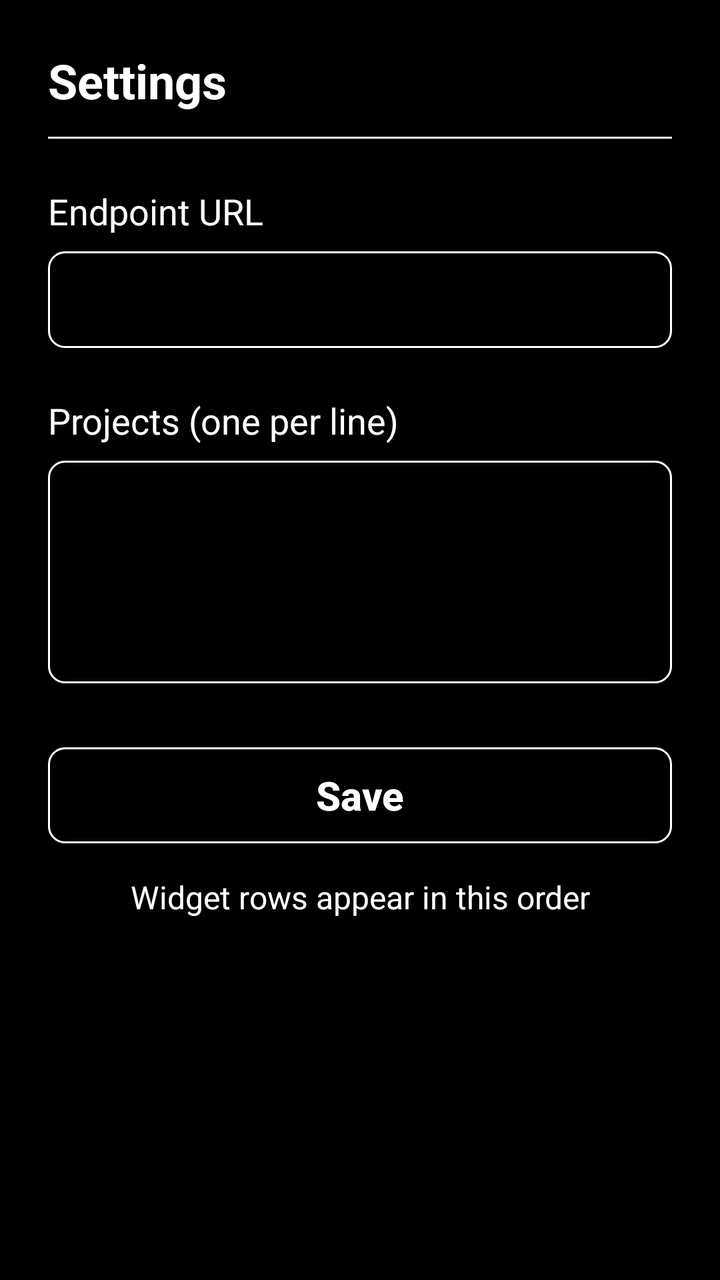
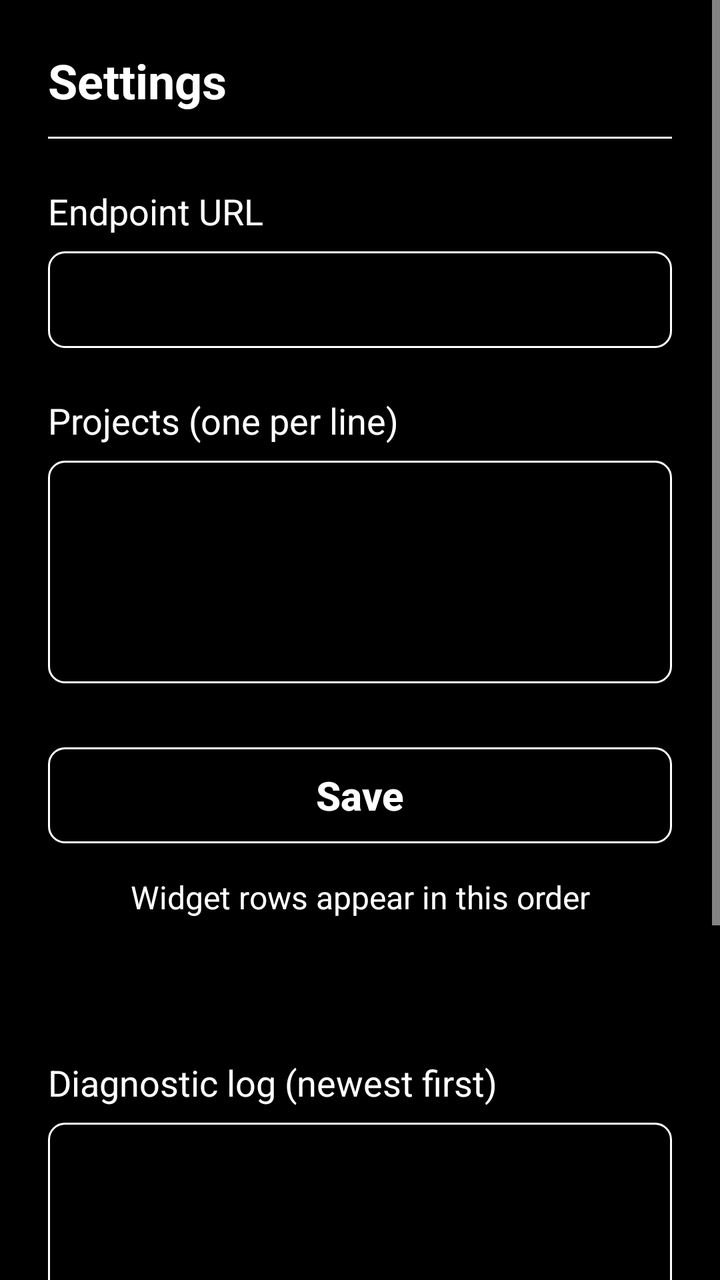

Compare the two renders of this Android layout. The source of the first and the diff that turns it into the second are given below.
<!-- AndroidManifest.xml: application theme Theme.TimeTrackingRadio -->
<!-- res/layout/activity_settings.xml -->
<?xml version="1.0" encoding="utf-8"?>
<ScrollView xmlns:android="http://schemas.android.com/apk/res/android"
    android:layout_width="match_parent"
    android:layout_height="match_parent"
    android:background="@color/black"
    android:fillViewport="true">

    <LinearLayout
        android:layout_width="match_parent"
        android:layout_height="wrap_content"
        android:orientation="vertical"
        android:padding="24dp">

        <TextView
            android:layout_width="wrap_content"
            android:layout_height="wrap_content"
            android:text="@string/settings_title"
            android:textColor="@color/white"
            android:textSize="24sp"
            android:textStyle="bold" />

        <View
            android:layout_width="match_parent"
            android:layout_height="1dp"
            android:layout_marginBottom="24dp"
            android:layout_marginTop="12dp"
            android:background="@color/white" />

        <TextView
            android:id="@+id/endpoint_label"
            android:layout_width="wrap_content"
            android:layout_height="wrap_content"
            android:labelFor="@id/endpoint_input"
            android:text="@string/endpoint_label"
            android:textColor="@color/white"
            android:textSize="18sp" />

        <EditText
            android:id="@+id/endpoint_input"
            android:layout_width="match_parent"
            android:layout_height="wrap_content"
            android:layout_marginTop="8dp"
            android:background="@drawable/input_frame"
            android:importantForAutofill="no"
            android:inputType="textUri"
            android:padding="12dp"
            android:singleLine="true"
            android:textColor="@color/white" />

        <TextView
            android:id="@+id/projects_label"
            android:layout_width="wrap_content"
            android:layout_height="wrap_content"
            android:labelFor="@id/projects_input"
            android:layout_marginTop="24dp"
            android:text="@string/projects_label"
            android:textColor="@color/white"
            android:textSize="18sp" />

        <EditText
            android:id="@+id/projects_input"
            android:layout_width="match_parent"
            android:layout_height="wrap_content"
            android:layout_marginTop="8dp"
            android:background="@drawable/input_frame"
            android:gravity="top"
            android:importantForAutofill="no"
            android:inputType="textMultiLine"
            android:minLines="4"
            android:padding="12dp"
            android:textColor="@color/white" />

        <Button
            android:id="@+id/save_button"
            android:layout_width="match_parent"
            android:layout_height="wrap_content"
            android:layout_marginTop="32dp"
            android:background="@drawable/input_frame"
            android:text="@string/save"
            android:textAllCaps="false"
            android:textColor="@color/white"
            android:textSize="20sp"
            android:textStyle="bold" />

        <TextView
            android:layout_width="match_parent"
            android:layout_height="wrap_content"
            android:layout_marginTop="16dp"
            android:gravity="center"
            android:text="@string/settings_helper"
            android:textColor="@color/white"
            android:textSize="16sp" />
    </LinearLayout>
</ScrollView>
<!-- resources referenced by this layout -->
<resources>
  <color name="black">#000000</color>
  <color name="white">#FFFFFF</color>
  <!-- drawable input_frame (drawable) -->
  <?xml version="1.0" encoding="utf-8"?>
  <shape xmlns:android="http://schemas.android.com/apk/res/android" android:shape="rectangle">
      <solid android:color="@color/black" />
      <stroke android:width="1dp" android:color="@color/white" />
      <corners android:radius="8dp" />
  </shape>
  <string name="endpoint_label">Endpoint URL</string>
  <string name="projects_label">Projects (one per line)</string>
  <string name="save">Save</string>
  <string name="settings_helper">Widget rows appear in this order</string>
  <string name="settings_title">Settings</string>
  <style name="Theme.TimeTrackingRadio" parent="android:Theme.Material.NoActionBar">
          <item name="android:colorPrimary">@color/black</item>
          <item name="android:colorPrimaryDark">@color/black</item>
          <item name="android:colorAccent">@color/white</item>
          <item name="android:statusBarColor">@color/black</item>
          <item name="android:navigationBarColor">@color/black</item>
          <item name="android:textColorPrimary">@color/white</item>
          <item name="android:textColorSecondary">@color/white</item>
          <item name="android:textColorHint">@color/white</item>
          <item name="android:colorControlNormal">@color/white</item>
          <item name="android:colorControlActivated">@color/white</item>
          <item name="android:colorControlHighlight">@color/black</item>
      </style>
</resources>

<!-- the commit's change to res/layout/activity_settings.xml (unified diff, before → after) -->
@@ -90,5 +90,46 @@
             android:text="@string/settings_helper"
             android:textColor="@color/white"
             android:textSize="16sp" />
+
+        <TextView
+            android:id="@+id/connection_status"
+            android:layout_width="match_parent"
+            android:layout_height="wrap_content"
+            android:layout_marginTop="24dp"
+            android:textColor="@color/white"
+            android:textSize="16sp" />
+
+        <TextView
+            android:layout_width="wrap_content"
+            android:layout_height="wrap_content"
+            android:layout_marginTop="24dp"
+            android:text="@string/log_title"
+            android:textColor="@color/white"
+            android:textSize="18sp" />
+
+        <TextView
+            android:id="@+id/log_text"
+            android:layout_width="match_parent"
+            android:layout_height="240dp"
+            android:layout_marginTop="8dp"
+            android:background="@drawable/input_frame"
+            android:fontFamily="monospace"
+            android:padding="12dp"
+            android:scrollbars="vertical"
+            android:textColor="@color/white"
+            android:textIsSelectable="true"
+            android:textSize="12sp" />
+
+        <Button
+            android:id="@+id/copy_log_button"
+            android:layout_width="match_parent"
+            android:layout_height="wrap_content"
+            android:layout_marginTop="12dp"
+            android:background="@drawable/input_frame"
+            android:text="@string/copy_log"
+            android:textAllCaps="false"
+            android:textColor="@color/white"
+            android:textSize="16sp"
+            android:textStyle="bold" />
     </LinearLayout>
 </ScrollView>
<!-- resource entries referenced after the edit -->
@@ -9,7 +9,9 @@
       <stroke android:width="1dp" android:color="@color/white" />
       <corners android:radius="8dp" />
   </shape>
+  <string name="copy_log">Copy log</string>
   <string name="endpoint_label">Endpoint URL</string>
+  <string name="log_title">Diagnostic log (newest first)</string>
   <string name="projects_label">Projects (one per line)</string>
   <string name="save">Save</string>
   <string name="settings_helper">Widget rows appear in this order</string>
